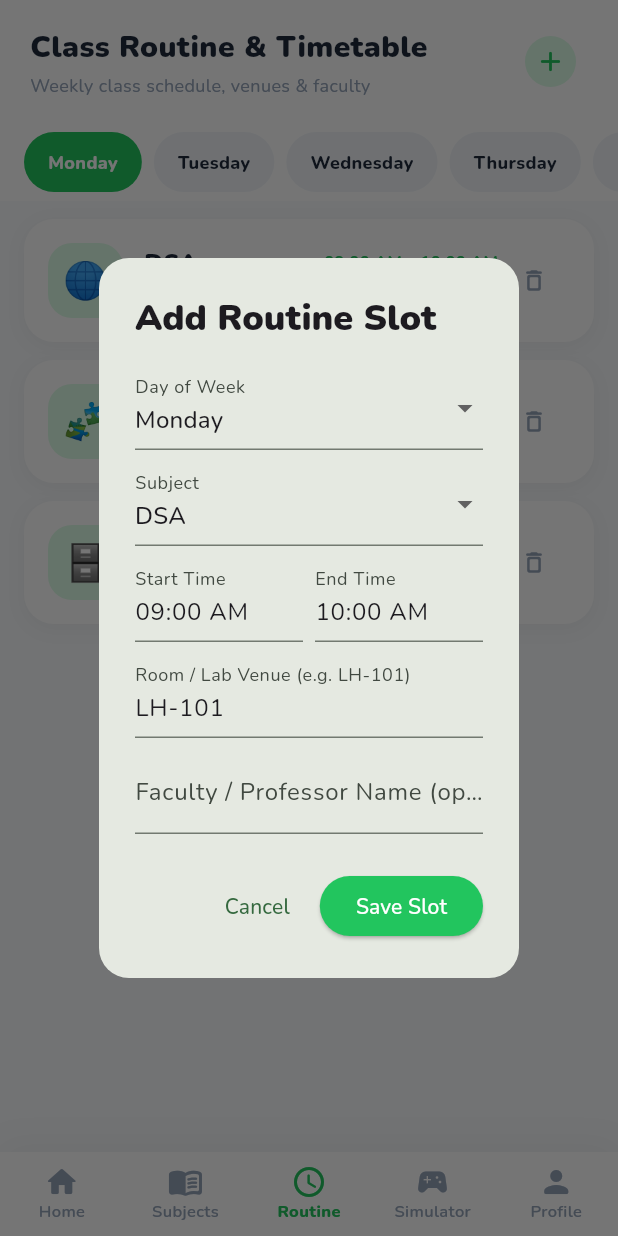
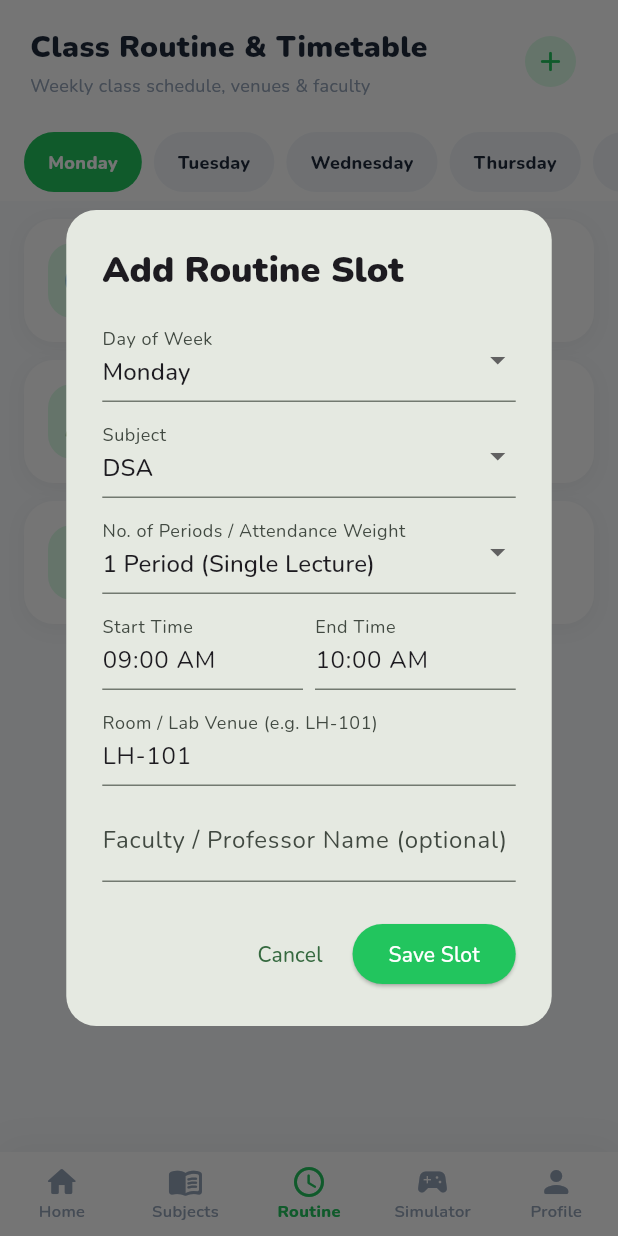
Before and after one commit to Diptish-De/attendance-tracker, a Flutter app: the screen it shows after launch, item 3 of the bottom bar chosen, after a tap on the "add" icon, on a phone screen of 412 x 824 dp. Run offline on Flutter 3.47's test engine with Material 3 defaults, Android fonts, the phone set to English and light mode, and no system bars; our stand-ins replace google_fonts, shared_preferences.

Commit message:
feat: add multi-period count support for continuous lectures, double classes and labs

```diff
--- a/lib/screens/routine_screen.dart
+++ b/lib/screens/routine_screen.dart
@@ -212,6 +212,22 @@
                                     const SizedBox(height: 4),
                                     Row(
                                       children: [
+                                        Container(
+                                          padding: const EdgeInsets.symmetric(horizontal: 8, vertical: 2),
+                                          decoration: BoxDecoration(
+                                            color: slot.periodsCount > 1 ? const Color(0xFFFEF3C7) : const Color(0xFFF1F5F9),
+                                            borderRadius: BorderRadius.circular(6),
+                                          ),
+                                          child: Text(
+                                            '${slot.periodsCount} Period${slot.periodsCount > 1 ? 's (Double Class)' : ''}',
+                                            style: TextStyle(
+                                              fontSize: 11,
+                                              fontWeight: FontWeight.w800,
+                                              color: slot.periodsCount > 1 ? const Color(0xFFD97706) : AppColors.textPrimary,
+                                            ),
+                                          ),
+                                        ),
+                                        const SizedBox(width: 8),
                                         if (slot.room.isNotEmpty) ...[
                                           Container(
                                             padding: const EdgeInsets.symmetric(horizontal: 8, vertical: 2),
@@ -268,6 +284,7 @@
     final endCtrl = TextEditingController(text: '10:00 AM');
     final roomCtrl = TextEditingController(text: 'LH-101');
     final facultyCtrl = TextEditingController();
+    int selectedPeriodsCount = 1;
 
     showDialog(
       context: context,
@@ -294,6 +311,20 @@
                   items: widget.store.subjects.map((s) => DropdownMenuItem(value: s.name, child: Text(s.name))).toList(),
                   onChanged: (val) {
                     if (val != null) setModalState(() => selectedSubjectName = val);
+                  },
+                ),
+                const SizedBox(height: 8),
+                DropdownButtonFormField<int>(
+                  value: selectedPeriodsCount,
+                  decoration: const InputDecoration(labelText: 'No. of Periods / Attendance Weight'),
+                  items: const [
+                    DropdownMenuItem(value: 1, child: Text('1 Period (Single Lecture)')),
+                    DropdownMenuItem(value: 2, child: Text('2 Periods (Double Class / Lab)')),
+                    DropdownMenuItem(value: 3, child: Text('3 Periods (Continuous Workshop)')),
+                    DropdownMenuItem(value: 4, child: Text('4 Periods (Extended Lab)')),
+                  ],
+                  onChanged: (val) {
+                    if (val != null) setModalState(() => selectedPeriodsCount = val);
                   },
                 ),
                 const SizedBox(height: 8),
@@ -339,12 +370,13 @@
                     endCtrl.text.trim(),
                     roomCtrl.text.trim(),
                     facultyCtrl.text.trim(),
+                    periodsCount: selectedPeriodsCount,
                   );
                   Navigator.pop(ctx);
                   setState(() {});
                   ScaffoldMessenger.of(context).showSnackBar(
                     SnackBar(
-                      content: Text('Added $selectedSubjectName to $selectedDay routine!'),
+                      content: Text('Added $selectedSubjectName ($selectedPeriodsCount periods) to $selectedDay routine!'),
                       backgroundColor: AppColors.safe,
                     ),
                   );
```
Also changed, not shown: lib/models/models.dart (+19 -7 lines), lib/screens/dashboard_screen.dart (+31 -9 lines), lib/services/attendance_store.dart (+6 -5 lines).
